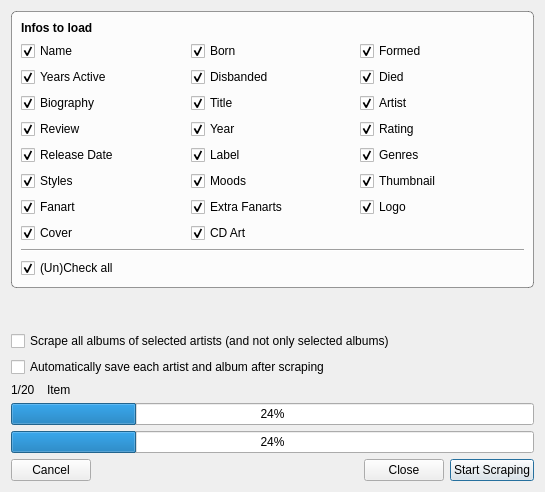
Old version of the form music/MusicMultiScrapeDialog.ui in the repository Komet/MediaElch.
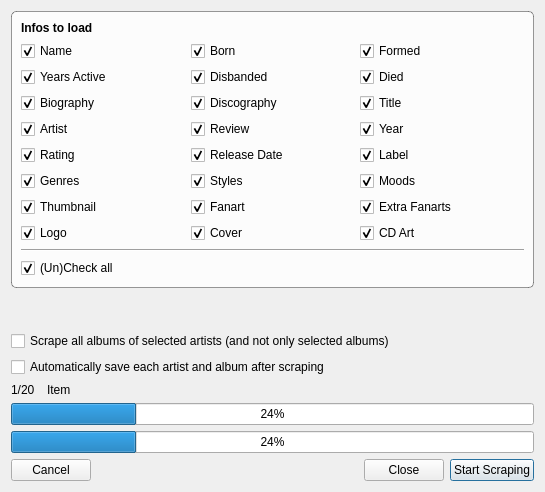
New version of the form. Icons and pictures are not drawn. Custom widgets are drawn as their Qt base class.

Commit message: Added discography of artists

```diff
--- a/music/MusicMultiScrapeDialog.ui
+++ b/music/MusicMultiScrapeDialog.ui
@@ -88,45 +88,6 @@
           </property>
          </widget>
         </item>
-        <item row="3" column="1">
-         <widget class="MyCheckBox" name="chkYear">
-          <property name="text">
-           <string>Year</string>
-          </property>
-          <property name="checked">
-           <bool>true</bool>
-          </property>
-          <property name="type" stdset="0">
-           <string notr="true">album</string>
-          </property>
-         </widget>
-        </item>
-        <item row="3" column="2">
-         <widget class="MyCheckBox" name="chkRating">
-          <property name="text">
-           <string>Rating</string>
-          </property>
-          <property name="checked">
-           <bool>true</bool>
-          </property>
-          <property name="type" stdset="0">
-           <string notr="true">album</string>
-          </property>
-         </widget>
-        </item>
-        <item row="5" column="1">
-         <widget class="MyCheckBox" name="chkMoods">
-          <property name="text">
-           <string>Moods</string>
-          </property>
-          <property name="checked">
-           <bool>true</bool>
-          </property>
-          <property name="type" stdset="0">
-           <string notr="true">both</string>
-          </property>
-         </widget>
-        </item>
         <item row="1" column="2">
          <widget class="MyCheckBox" name="chkDied">
           <property name="text">
@@ -140,45 +101,6 @@
           </property>
          </widget>
         </item>
-        <item row="4" column="1">
-         <widget class="MyCheckBox" name="chkLabel">
-          <property name="text">
-           <string>Label</string>
-          </property>
-          <property name="checked">
-           <bool>true</bool>
-          </property>
-          <property name="type" stdset="0">
-           <string notr="true">album</string>
-          </property>
-         </widget>
-        </item>
-        <item row="2" column="2">
-         <widget class="MyCheckBox" name="chkArtist">
-          <property name="text">
-           <string>Artist</string>
-          </property>
-          <property name="checked">
-           <bool>true</bool>
-          </property>
-          <property name="type" stdset="0">
-           <string notr="true">album</string>
-          </property>
-         </widget>
-        </item>
-        <item row="3" column="0">
-         <widget class="MyCheckBox" name="chkReview">
-          <property name="text">
-           <string>Review</string>
-          </property>
-          <property name="checked">
-           <bool>true</bool>
-          </property>
-          <property name="type" stdset="0">
-           <string notr="true">album</string>
-          </property>
-         </widget>
-        </item>
         <item row="0" column="2">
          <widget class="MyCheckBox" name="chkFormed">
           <property name="text">
@@ -205,19 +127,6 @@
           </property>
          </widget>
         </item>
-        <item row="2" column="1">
-         <widget class="MyCheckBox" name="chkTitle">
-          <property name="text">
-           <string>Title</string>
-          </property>
-          <property name="checked">
-           <bool>true</bool>
-          </property>
-          <property name="type" stdset="0">
-           <string notr="true">album</string>
-          </property>
-         </widget>
-        </item>
         <item row="2" column="0">
          <widget class="MyCheckBox" name="chkBiography">
           <property name="text">
@@ -231,46 +140,7 @@
           </property>
          </widget>
         </item>
-        <item row="5" column="0">
-         <widget class="MyCheckBox" name="chkStyles">
-          <property name="text">
-           <string>Styles</string>
-          </property>
-          <property name="checked">
-           <bool>true</bool>
-          </property>
-          <property name="type" stdset="0">
-           <string notr="true">both</string>
-          </property>
-         </widget>
-        </item>
-        <item row="4" column="2">
-         <widget class="MyCheckBox" name="chkGenres">
-          <property name="text">
-           <string>Genres</string>
-          </property>
-          <property name="checked">
-           <bool>true</bool>
-          </property>
-          <property name="type" stdset="0">
-           <string notr="true">both</string>
-          </property>
-         </widget>
-        </item>
-        <item row="4" column="0">
-         <widget class="MyCheckBox" name="chkReleaseDate">
-          <property name="text">
-           <string>Release Date</string>
-          </property>
-          <property name="checked">
-           <bool>true</bool>
-          </property>
-          <property name="type" stdset="0">
-           <string notr="true">album</string>
-          </property>
-         </widget>
-        </item>
-        <item row="7" column="1">
+        <item row="7" column="2">
          <widget class="MyCheckBox" name="chkCdArt">
           <property name="text">
            <string>CD Art</string>
@@ -283,7 +153,7 @@
           </property>
          </widget>
         </item>
-        <item row="7" column="0">
+        <item row="7" column="1">
          <widget class="MyCheckBox" name="chkCover">
           <property name="text">
            <string>Cover</string>
@@ -296,7 +166,7 @@
           </property>
          </widget>
         </item>
-        <item row="6" column="2">
+        <item row="7" column="0">
          <widget class="MyCheckBox" name="chkLogo">
           <property name="text">
            <string>Logo</string>
@@ -306,7 +176,7 @@
           </property>
          </widget>
         </item>
-        <item row="6" column="1">
+        <item row="6" column="2">
          <widget class="MyCheckBox" name="chkExtraFanarts">
           <property name="text">
            <string>Extra Fanarts</string>
@@ -319,7 +189,7 @@
           </property>
          </widget>
         </item>
-        <item row="6" column="0">
+        <item row="6" column="1">
          <widget class="MyCheckBox" name="chkFanart">
           <property name="text">
            <string>Fanart</string>
@@ -332,7 +202,7 @@
           </property>
          </widget>
         </item>
-        <item row="5" column="2">
+        <item row="6" column="0">
          <widget class="MyCheckBox" name="chkThumbnail">
           <property name="text">
            <string>Thumbnail</string>
@@ -342,6 +212,149 @@
           </property>
          </widget>
         </item>
+        <item row="5" column="2">
+         <widget class="MyCheckBox" name="chkMoods">
+          <property name="text">
+           <string>Moods</string>
+          </property>
+          <property name="checked">
+           <bool>true</bool>
+          </property>
+          <property name="type" stdset="0">
+           <string notr="true">both</string>
+          </property>
+         </widget>
+        </item>
+        <item row="5" column="1">
+         <widget class="MyCheckBox" name="chkStyles">
+          <property name="text">
+           <string>Styles</string>
+          </property>
+          <property name="checked">
+           <bool>true</bool>
+          </property>
+          <property name="type" stdset="0">
+           <string notr="true">both</string>
+          </property>
+         </widget>
+        </item>
+        <item row="5" column="0">
+         <widget class="MyCheckBox" name="chkGenres">
+          <property name="text">
+           <string>Genres</string>
+          </property>
+          <property name="checked">
+           <bool>true</bool>
+          </property>
+          <property name="type" stdset="0">
+           <string notr="true">both</string>
+          </property>
+         </widget>
+        </item>
+        <item row="4" column="2">
+         <widget class="MyCheckBox" name="chkLabel">
+          <property name="text">
+           <string>Label</string>
+          </property>
+          <property name="checked">
+           <bool>true</bool>
+          </property>
+          <property name="type" stdset="0">
+           <string notr="true">album</string>
+          </property>
+         </widget>
+        </item>
+        <item row="4" column="1">
+         <widget class="MyCheckBox" name="chkReleaseDate">
+          <property name="text">
+           <string>Release Date</string>
+          </property>
+          <property name="checked">
+           <bool>true</bool>
+          </property>
+          <property name="type" stdset="0">
+           <string notr="true">album</string>
+          </property>
+         </widget>
+        </item>
+        <item row="4" column="0">
+         <widget class="MyCheckBox" name="chkRating">
+          <property name="text">
+           <string>Rating</string>
+          </property>
+          <property name="checked">
+           <bool>true</bool>
+          </property>
+          <property name="type" stdset="0">
+           <string notr="true">album</string>
+          </property>
+         </widget>
+        </item>
+        <item row="3" column="2">
+         <widget class="MyCheckBox" name="chkYear">
+          <property name="text">
+           <string>Year</string>
+          </property>
+          <property name="checked">
+           <bool>true</bool>
+          </property>
+          <property name="type" stdset="0">
+           <string notr="true">album</string>
+          </property>
+         </widget>
+        </item>
+        <item row="3" column="1">
+         <widget class="MyCheckBox" name="chkReview">
+          <property name="text">
+           <string>Review</string>
+          </property>
+          <property name="checked">
+           <bool>true</bool>
+          </property>
+          <property name="type" stdset="0">
+           <string notr="true">album</string>
+          </property>
+         </widget>
+        </item>
+        <item row="3" column="0">
+         <widget class="MyCheckBox" name="chkArtist">
+          <property name="text">
+           <string>Artist</string>
+          </property>
+          <property name="checked">
+           <bool>true</bool>
+          </property>
+          <property name="type" stdset="0">
+           <string notr="true">album</string>
+          </property>
+         </widget>
+        </item>
+        <item row="2" column="2">
+         <widget class="MyCheckBox" name="chkTitle">
+          <property name="text">
+           <string>Title</string>
+          </property>
+          <property name="checked">
+           <bool>true</bool>
+          </property>
+          <property name="type" stdset="0">
+           <string notr="true">album</string>
+          </property>
+         </widget>
+        </item>
+        <item row="2" column="1">
+         <widget class="MyCheckBox" name="chkDiscography">
+          <property name="text">
+           <string>Discography</string>
+          </property>
+          <property name="checked">
+           <bool>true</bool>
+          </property>
+          <property name="type" stdset="0">
+           <string notr="true">artist</string>
+          </property>
+         </widget>
+        </item>
        </layout>
       </item>
       <item>
```
The commit also changes 14 other files.
